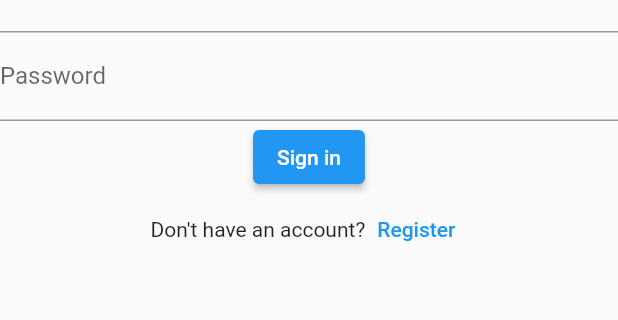
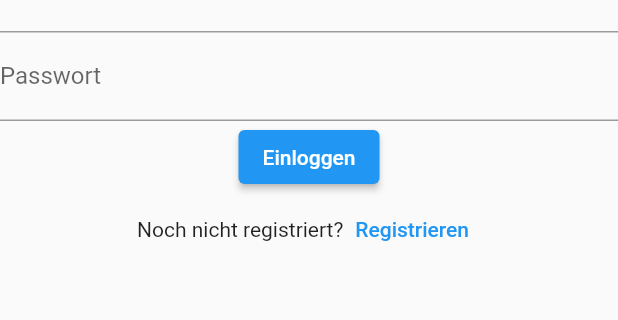
Before and after one commit to MatthiasM86/cashbook, a Flutter app: the screen it shows after launch, on a phone screen of 412 x 824 dp, the part 56-376 px from its top. Run offline on Flutter 3.47's test engine with Material 2 defaults, Android fonts, the phone set to English and light mode, and no system bars; drawn by our look-alikes of flutter_form_builder; our stand-ins replace firebase_auth, firebase_core, form_builder_validators; accounts and stored records are empty.

```diff
--- a/lib/authentication/repositories/iauthentication_repository.dart
+++ b/lib/authentication/repositories/iauthentication_repository.dart
@@ -4,5 +4,8 @@ abstract class IAuthenticationRepository {
   //Stream<User?> authStateChanges();
   Future<String> signIn(String email, String password);
   Future<String> signUp(String email, String password);
+  Future<void> signOut();
   Future<void> sendEmailVerification();
+  void startEmailVerificationTimer();
+  void stopEmailVerificationTimer();
 }
--- a/lib/authentication/screens/signin_screen.dart
+++ b/lib/authentication/screens/signin_screen.dart
@@ -1,52 +1,69 @@
 import 'package:cashbook/authentication/repositories/authentication_repository.dart';
 import 'package:cashbook/authentication/screens/signup_screen.dart';
 import 'package:flutter/material.dart';
+import 'package:form_builder_validators/form_builder_validators.dart';
 import 'package:provider/provider.dart';
+import 'package:flutter_form_builder/flutter_form_builder.dart';
+
 
 class SignInScreen extends StatelessWidget {
-  final TextEditingController emailController = TextEditingController();
-  final TextEditingController passwordController = TextEditingController();
+  final _loginFormKey = GlobalKey<FormBuilderState>();
 
   @override
   Widget build(BuildContext context) {
     return Scaffold(
       body: SafeArea(
+        child: FormBuilder(
+          key: _loginFormKey,
+          child: SingleChildScrollView(
             child: Column(
               children: [
-            TextField(
-              controller: emailController,
-              decoration: InputDecoration(labelText: 'Email'),
+                FormBuilderTextField(
+                  keyboardType: TextInputType.emailAddress,
+                  name: 'email',
+                  decoration: const InputDecoration(labelText: 'Email'),
+                  validator: FormBuilderValidators.email()
                 ),
-            TextField(
-              controller: passwordController,
-              decoration: InputDecoration(labelText: 'Password'),
+                FormBuilderTextField(
+                  keyboardType: TextInputType.text,
+                  name: 'password',
+                  decoration: const InputDecoration(labelText: 'Passwort'),
+                  obscureText: true,
                 ),
                 ElevatedButton(
                   onPressed: () {
+                    _loginFormKey.currentState?.save();
+                    final email = _loginFormKey.currentState?.value['email'];
+                    final password = _loginFormKey.currentState?.value['password'];
+                    FocusScope.of(context).unfocus();
+
                     context.read<AuthenticationRepository>().signIn(
-                    emailController.text.trim(), passwordController.text);
+                        email.trim(), password);
+
                   },
-              child: Text("Sign in"),
+                  child: const Text("Einloggen"),
                 ),
                 Row(
                   mainAxisAlignment: MainAxisAlignment.center,
                   children: [
-                Text("Don't have an account?"),
+                    const Text("Noch nicht registriert?"),
                     TextButton(
                       onPressed: () {
                         Navigator.push(
                           context,
-                      MaterialPageRoute(builder: (context) => SignUpScreen()),
+                          MaterialPageRoute(
+                              builder: (context) => SignUpScreen()),
                         );
-                    print('rout to sign up');
                       },
-                  child: Text('Register'),
+                      child: const Text('Registrieren'),
                     )
                   ],
                 )
               ],
             ),
           ),
+        ),
+      ),
     );
   }
 }
--- a/lib/main.dart
+++ b/lib/main.dart
@@ -19,6 +19,7 @@ Future<void> main() async {
 
 class MyApp extends StatelessWidget {
   const MyApp({Key? key}) : super(key: key);
+
   @override
   Widget build(BuildContext) {
     return MultiProvider(
@@ -49,7 +50,7 @@ class AuthenticationWrapper extends StatelessWidget {
   Widget build(BuildContext context) {
     final firebaseUser = context.watch<User?>();
     if (firebaseUser != null) {
-      if(firebaseUser.emailVerified){
+      if (firebaseUser.emailVerified) {
         return HomeScreen();
       } else {
         return EmailVerificationScreen();
--- a/pubspec.yaml
+++ b/pubspec.yaml
@@ -16,6 +16,7 @@ dependencies:
   firebase_auth: ^3.3.12
   provider: ^6.0.2
   flutter_form_builder: ^7.1.1
+  form_builder_validators: ^8.1.0
 
 dev_dependencies:
   flutter_test:
```
Also changed, not shown: lib/authentication/repositories/authentication_repository.dart (+53 -4 lines), lib/authentication/screens/email_verification_screen.dart (+46 -11 lines), lib/authentication/screens/signup_screen.dart (+45 -11 lines), lib/screens/home_screen.dart (+48 -13 lines), pubspec.lock, 2 other files. Lines whose indentation alone changed are shown as unchanged.
